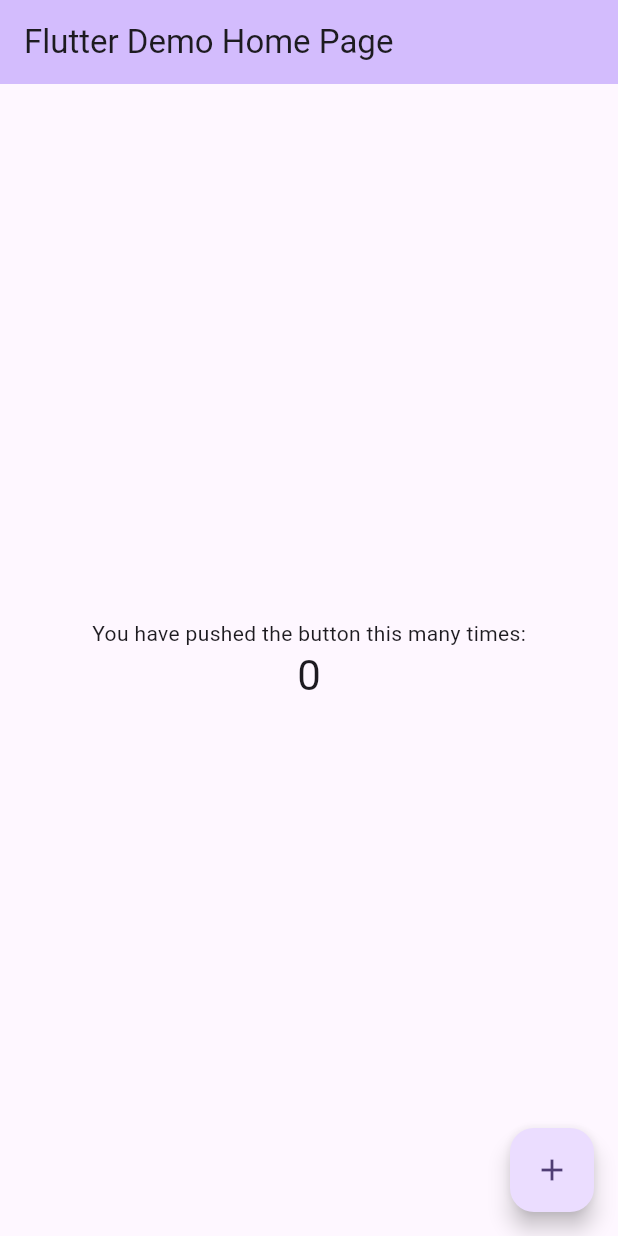
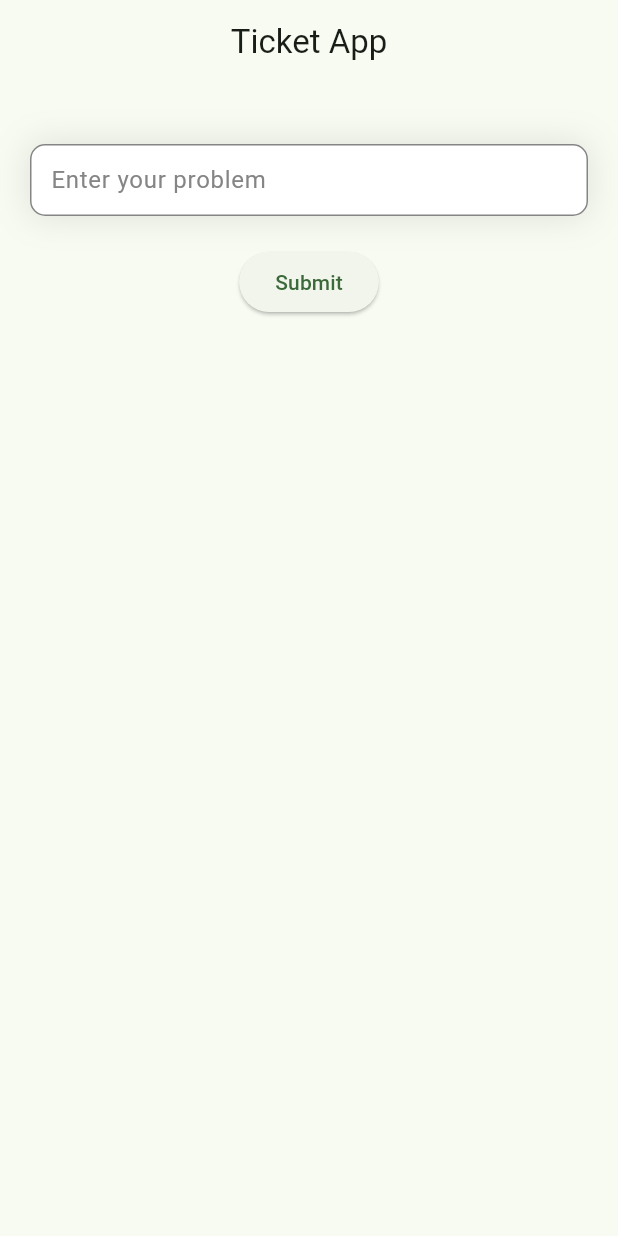
Before and after one commit to N0tAdm1n/Ticket-App, a Flutter app: the screen it shows after launch, on a phone screen of 412 x 824 dp. Run offline on Flutter 3.47's test engine with Material 3 defaults, Android fonts, the phone set to English and light mode, and no system bars.

Commit message:
Add a basic home page

```diff
--- a/lib/main.dart
+++ b/lib/main.dart
@@ -1,4 +1,5 @@
 import 'package:flutter/material.dart';
+import 'package:test_as/pages/home.dart';
 
 void main() {
   runApp(const MyApp());
@@ -11,112 +12,13 @@ class MyApp extends StatelessWidget {
   @override
   Widget build(BuildContext context) {
     return MaterialApp(
+      debugShowCheckedModeBanner: false,
       title: 'Flutter Demo',
       theme: ThemeData(
-        // This is the theme of your application.
-        //
-        // TRY THIS: Try running your application with "flutter run". You'll see
-        // the application has a purple toolbar. Then, without quitting the app,
-        // try changing the seedColor in the colorScheme below to Colors.green
-        // and then invoke "hot reload" (save your changes or press the "hot
-        // reload" button in a Flutter-supported IDE, or press "r" if you used
-        // the command line to start the app).
-        //
-        // Notice that the counter didn't reset back to zero; the application
-        // state is not lost during the reload. To reset the state, use hot
-        // restart instead.
-        //
-        // This works for code too, not just values: Most code changes can be
-        // tested with just a hot reload.
-        colorScheme: ColorScheme.fromSeed(seedColor: Colors.deepPurple),
+
+        colorScheme: ColorScheme.fromSeed(seedColor: Colors.green),
       ),
-      home: const MyHomePage(title: 'Flutter Demo Home Page'),
+      home: const HomePage(),
     );
   }
 }
-
-class MyHomePage extends StatefulWidget {
-  const MyHomePage({super.key, required this.title});
-
-  // This widget is the home page of your application. It is stateful, meaning
-  // that it has a State object (defined below) that contains fields that affect
-  // how it looks.
-
-  // This class is the configuration for the state. It holds the values (in this
-  // case the title) provided by the parent (in this case the App widget) and
-  // used by the build method of the State. Fields in a Widget subclass are
-  // always marked "final".
-
-  final String title;
-
-  @override
-  State<MyHomePage> createState() => _MyHomePageState();
-}
-
-class _MyHomePageState extends State<MyHomePage> {
-  int _counter = 0;
-
-  void _incrementCounter() {
-    setState(() {
-      // This call to setState tells the Flutter framework that something has
-      // changed in this State, which causes it to rerun the build method below
-      // so that the display can reflect the updated values. If we changed
-      // _counter without calling setState(), then the build method would not be
-      // called again, and so nothing would appear to happen.
-      _counter++;
-    });
-  }
-
-  @override
-  Widget build(BuildContext context) {
-    // This method is rerun every time setState is called, for instance as done
-    // by the _incrementCounter method above.
-    //
-    // The Flutter framework has been optimized to make rerunning build methods
-    // fast, so that you can just rebuild anything that needs updating rather
-    // than having to individually change instances of widgets.
-    return Scaffold(
-      appBar: AppBar(
-        // TRY THIS: Try changing the color here to a specific color (to
-        // Colors.amber, perhaps?) and trigger a hot reload to see the AppBar
-        // change color while the other colors stay the same.
-        backgroundColor: Theme.of(context).colorScheme.inversePrimary,
-        // Here we take the value from the MyHomePage object that was created by
-        // the App.build method, and use it to set our appbar title.
-        title: Text(widget.title),
-      ),
-      body: Center(
-        // Center is a layout widget. It takes a single child and positions it
-        // in the middle of the parent.
-        child: Column(
-          // Column is also a layout widget. It takes a list of children and
-          // arranges them vertically. By default, it sizes itself to fit its
-          // children horizontally, and tries to be as tall as its parent.
-          //
-          // Column has various properties to control how it sizes itself and
-          // how it positions its children. Here we use mainAxisAlignment to
-          // center the children vertically; the main axis here is the vertical
-          // axis because Columns are vertical (the cross axis would be
-          // horizontal).
-          //
-          // TRY THIS: Invoke "debug painting" (choose the "Toggle Debug Paint"
-          // action in the IDE, or press "p" in the console), to see the
-          // wireframe for each widget.
-          mainAxisAlignment: MainAxisAlignment.center,
-          children: <Widget>[
-            const Text('You have pushed the button this many times:'),
-            Text(
-              '$_counter',
-              style: Theme.of(context).textTheme.headlineMedium,
-            ),
-          ],
-        ),
-      ),
-      floatingActionButton: FloatingActionButton(
-        onPressed: _incrementCounter,
-        tooltip: 'Increment',
-        child: const Icon(Icons.add),
-      ), // This trailing comma makes auto-formatting nicer for build methods.
-    );
-  }
-}
--- /dev/null
+++ b/lib/pages/home.dart
@@ -0,0 +1,77 @@
+import 'package:flutter/material.dart';
+
+class HomePage extends StatelessWidget {
+  const HomePage({super.key});
+
+  @override
+  Widget build(BuildContext context) {
+    return  Scaffold(
+      appBar: AppBar(
+        title: Text('Ticket App'),
+            centerTitle: true,
+      ),
+      body: Column(
+        children: [
+          _inputField(),
+          _submitButton()
+        ],
+      ),
+    );
+  }
+
+  Container _submitButton() {
+    return Container(
+          margin: EdgeInsets.only(top: 20),
+          child: ElevatedButton(
+            onPressed: () {
+              print('button pressed');
+            },
+            child: Text('Submit'),
+          ),
+        );
+  }
+
+  Container _inputField() {
+    return Container(
+          margin: EdgeInsets.only(top: 40, left: 20, right: 20,),
+          decoration: BoxDecoration(
+            boxShadow: [
+              BoxShadow(
+                color: Color(0xff1d1617).withAlpha(30),
+                blurRadius: 20,
+                spreadRadius: 0.0
+              )
+            ]
+          ),
+          child: TextField(
+            maxLines: null,
+            decoration: InputDecoration(
+              filled: true,
+              fillColor: Colors.white,
+              contentPadding: EdgeInsets.all(10),
+
+              focusedBorder: OutlineInputBorder(
+                borderRadius: BorderRadius.circular(10),
+                borderSide: BorderSide(
+                  color: Color(0xff868585),
+                  width: 1
+                ),
+              ),
+
+              enabledBorder: OutlineInputBorder(
+                borderRadius: BorderRadius.circular(10),
+                borderSide: BorderSide(
+                    color: Color(0xff868585),
+                    width: 1
+                ),
+              ),
+
+              hintText: 'Enter your problem',
+              hintStyle: TextStyle(
+                color: Color(0xff868585)
+              ),
+            ),
+          ),
+        );
+  }
+}
```
